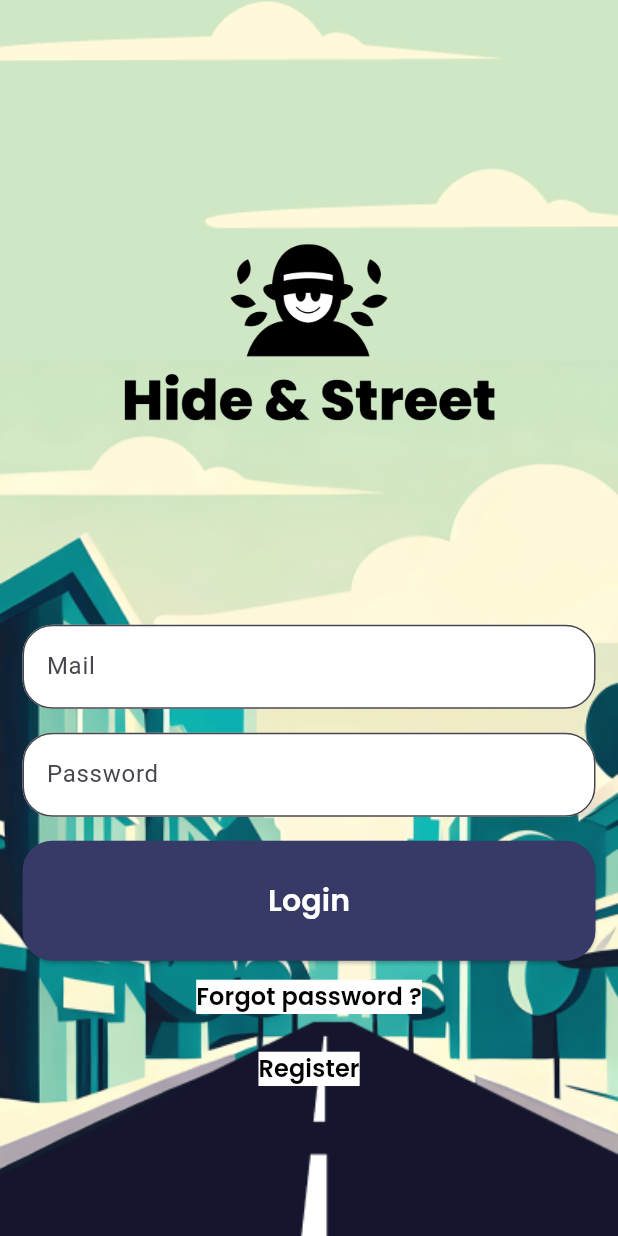
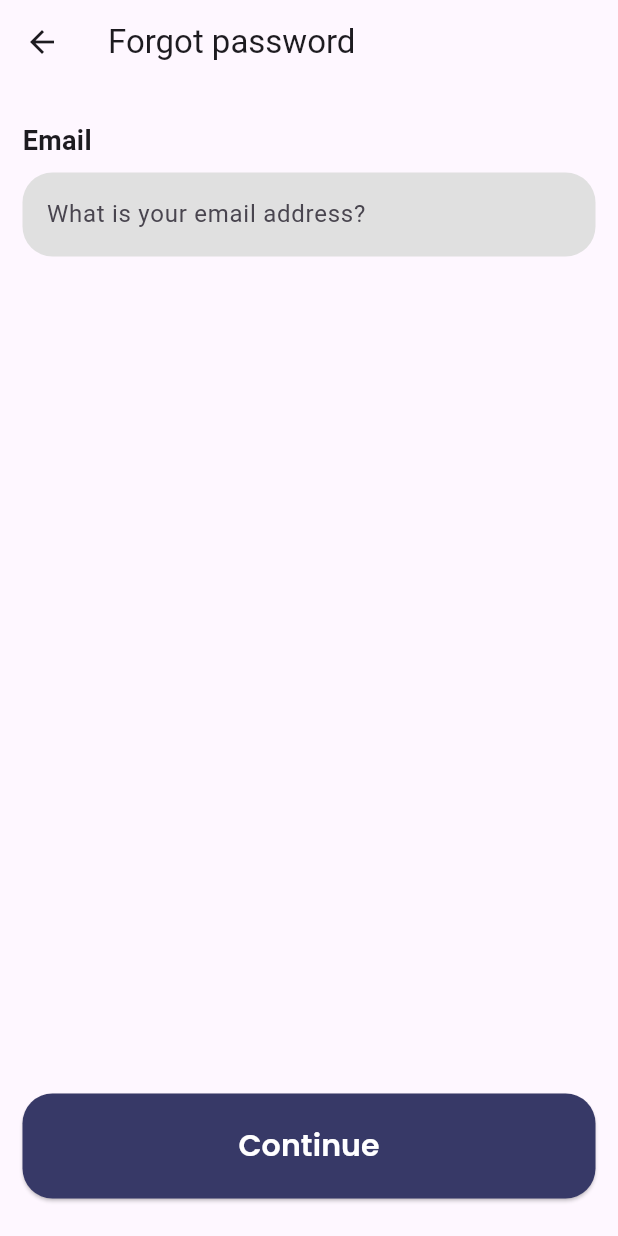
Before and after one commit to Kyky30/HideAndStreet, a Flutter app: the screen it shows after launch, after a tap on "Forgot password ?", on a phone screen of 412 x 824 dp. Run offline on Flutter 3.47's test engine with Material 3 defaults, Android fonts, the phone set to English and light mode, and no system bars; our stand-ins replace figma_squircle, flutter_map, geolocator, latlong2, material_symbols_icons; missing offline and left inert: purchases_flutter; generated files the repository leaves out were written again.

Commit message:
Add du password_forgoten.dart

```diff
--- a/lib/l10n/app_en.arb
+++ b/lib/l10n/app_en.arb
@@ -5,7 +5,7 @@
   "profil": "Profile",
   "inscription": "Register",
   "boutique": "Shop",
-  "mail": "Mail",
+  "mail": "Email",
   "mdp": "Password",
   "mdpoublie": "Forgot password ?",
   "creerpartie": "Create a game",
@@ -26,5 +26,8 @@
   "centrer": "Center",
   "configmaptitle" : "Map configuration",
   "creerpatietitle" : "Create a game",
-  "rejoindrepartietitle" : "Join a game"
+  "rejoindrepartietitle" : "Join a game",
+  "whatmail" : "What is your email address?",
+  "continuer" : "Continue",
+  "mdpOublieTitle" : "Forgot password"
 }
--- a/lib/l10n/app_fr.arb
+++ b/lib/l10n/app_fr.arb
@@ -23,9 +23,17 @@
     "@boutique": {
         "description": "Bouton de boutique"
     },
-    "mail": "Mail",
+    "mail": "Email",
     "@mail": {
         "description": "Bouton de mail"
+    },
+    "continuer" : "Continuer",
+    "@continue": {
+        "description": "Bouton de continuer"
+    },
+    "whatmail" : "Quel est votre email ?",
+    "@mail?": {
+        "description": "textfield de mail"
     },
     "mdp": "Mot de passe",
     "@mdp": {
@@ -34,6 +42,10 @@
     "mdpoublie": "Mot de passe oublié ?",
     "@mdpOublie": {
         "description": "Bouton de mot de passe oublié"
+    },
+    "mdpOublieTitle" : "Mot de passe oublié",
+    "@mdpOublieTitle": {
+        "description": "Titre de mot de passe oublié"
     },
     "creerpartie": "Créer une partie",
     "@creerpartie": {
@@ -64,10 +76,6 @@
         "description": "Bouton de règles supplémentaires tableau premium"
     },
     "cosmetiquesuppmoistabprem": "- Un cosmétique exclusif est distribué chaque mois",
-    "@cosmetiquesupptabprem": {
-        "description": "Bouton de cosmétiques supplémentaires tableau premium"
-    },
-    "cosmetiquesupptabprem": "- Deux cosmétiques exclusifs sont donnés au démarrage de l'abonnement",
     "@cosmetiquesupptabprem": {
         "description": "Bouton de cosmétiques supplémentaires tableau premium"
     },
--- a/lib/login.dart
+++ b/lib/login.dart
@@ -1,5 +1,6 @@
 import 'package:flutter/material.dart';
 import 'package:hide_and_street/main.dart';
+import 'package:hide_and_street/password_forgoten.dart';
 import 'package:url_launcher/url_launcher.dart';
 import 'package:figma_squircle/figma_squircle.dart';
 
@@ -108,7 +109,12 @@ class LoginPage extends StatelessWidget {
                 padding: const EdgeInsets.fromLTRB(15, 0, 15, 0),
                 child: TextButton(
                   onPressed: () {
-                    launchUrl('https://www.bing.com' as Uri);
+                    Navigator.push(
+                      context,
+                      MaterialPageRoute(
+                        builder: (context) => const ForgotenPassword(),
+                      ),
+                    );
                   },
                   child: Text(
                       AppLocalizations.of(context)!.mdpoublie,
--- a/lib/main.dart
+++ b/lib/main.dart
@@ -64,7 +64,7 @@ class _MyHomePageState extends State<MyHomePage> {
   int _selectedIndex = 1; // Commence par la page d'accueil (index 1).
 
   final List<Widget> _tabs = [
-    ShopPage(),
+    const ShopPage(),
     const HomePage(),
     const AccountSettingsPage(),
   ];
--- /dev/null
+++ b/lib/password_forgoten.dart
@@ -0,0 +1,87 @@
+// account_settings.dart
+import 'package:figma_squircle/figma_squircle.dart';
+import 'package:flutter_gen/gen_l10n/app_localizations.dart';
+import 'package:flutter/material.dart';
+
+
+class ForgotenPassword extends StatelessWidget {
+  const ForgotenPassword({Key? key});
+
+  @override
+  Widget build(BuildContext context) {
+    return Scaffold(
+      appBar: AppBar(
+        title: Text(AppLocalizations.of(context)!.mdpOublieTitle),
+      ),
+      body: Column(
+        children: [
+          const SizedBox(height: 25),
+          Expanded(
+            child: Center(
+              child: Column(
+                crossAxisAlignment: CrossAxisAlignment.start,  // Ajout de cette ligne pour aligner le contenu à gauche
+                children: [
+                  Align(
+                    alignment: Alignment.topLeft,
+                    child: Padding(
+                      padding: const EdgeInsets.fromLTRB(15, 0, 15, 0),
+                      child: Text(
+                        AppLocalizations.of(context)!.mail,
+                        style: const TextStyle(
+                          fontSize: 18,
+                          fontWeight: FontWeight.bold,
+                        ),
+                      ),
+                    ),
+                  ),
+                  Padding(
+                    padding: const EdgeInsets.fromLTRB(15, 8, 15, 0),
+                    child: TextField(
+                      decoration: InputDecoration(
+                        filled: true,
+                        fillColor: Colors.grey[300],
+                        hintText: AppLocalizations.of(context)!.whatmail,
+                        border: OutlineInputBorder(
+                          borderSide: BorderSide.none,
+                          borderRadius: BorderRadius.circular(20.0),
+                        ),
+                      ),
+                    ),
+                  ),
+                  const SizedBox(height: 16),
+                ],
+              ),
+            ),
+          ),
+          Padding(
+            padding: const EdgeInsets.fromLTRB(15, 0, 15, 0),
+            child: ElevatedButton(
+              onPressed: () {},
+              style: ElevatedButton.styleFrom(
+                shape: SmoothRectangleBorder(
+                  borderRadius: SmoothBorderRadius(
+                    cornerRadius: 20,
+                    cornerSmoothing: 1,
+                  ),
+                ),
+                minimumSize: const Size(double.infinity, 70),
+                backgroundColor: const Color(0xFF373967),
+                foregroundColor: const Color(0xFF212348),
+              ),
+              child: Text(
+                AppLocalizations.of(context)!.continuer,
+                style: const TextStyle(
+                  fontSize: 20,
+                  fontWeight: FontWeight.w600,
+                  fontFamily: 'Poppins',
+                  color: Colors.white,
+                ),
+              ),
+            ),
+          ),
+          const SizedBox(height: 25),
+        ],
+      ),
+    );
+  }
+}
```
